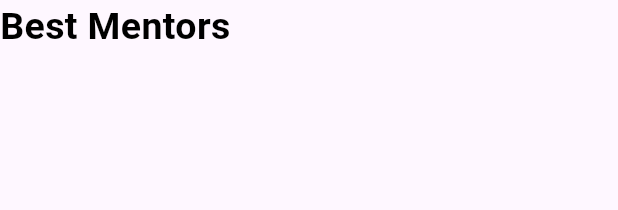
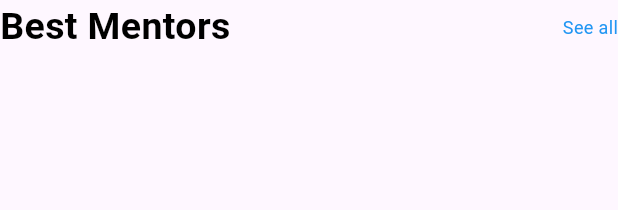
Before and after one commit to SayoojAmbady/intership_one, a Flutter app: the CustomText widget shown alone on an empty page, opened directly, on a phone screen of 412 x 824 dp. Shown: the top 210 px of the screen. Run offline on Flutter 3.47's test engine with Material 3 defaults, Android fonts, the phone set to English and light mode, and no system bars; network calls fail.

Commit message:
updatedTexts

```diff
--- a/lib/widgets/customtext.dart
+++ b/lib/widgets/customtext.dart
@@ -5,24 +5,45 @@ class CustomText extends StatelessWidget {
   final double fontSize;
   final FontWeight fontWeight;
   final Color color;
+  final String? trailingText;
+  final double? trailingFontSize;
+  final FontWeight? trailingFontWeight;
+  final Color? trailingColor;
 
   CustomText({
     required this.text,
     this.fontSize = 25.0,
     this.fontWeight = FontWeight.bold,
     this.color = Colors.black,
+    this.trailingText,
+    this.trailingFontSize = 12.0,
+    this.trailingFontWeight = FontWeight.normal,
+    this.trailingColor = Colors.blue,
   });
 
   @override
   Widget build(BuildContext context) {
-    return Text(
+    return Row(
+      mainAxisAlignment: MainAxisAlignment.spaceBetween,
+      children: [
+        Text(
           text,
-      textAlign: TextAlign.left,
           style: TextStyle(
             fontSize: fontSize,
             fontWeight: fontWeight,
             color: color,
           ),
+        ),
+        if (trailingText != null)
+          Text(
+            trailingText!,
+            style: TextStyle(
+              fontSize: trailingFontSize ?? fontSize,
+              fontWeight: trailingFontWeight ?? fontWeight,
+              color: trailingColor ?? color,
+            ),
+          ),
+      ],
     );
   }
 }
```
Also changed, not shown: lib/Home/home.dart (+7 -23 lines), lib/widgets/bestmentorcard.dart (+1 -6 lines), lib/widgets/customtextseeall.dart (deleted, +0 -27 lines). Lines whose indentation alone changed are shown as unchanged.
